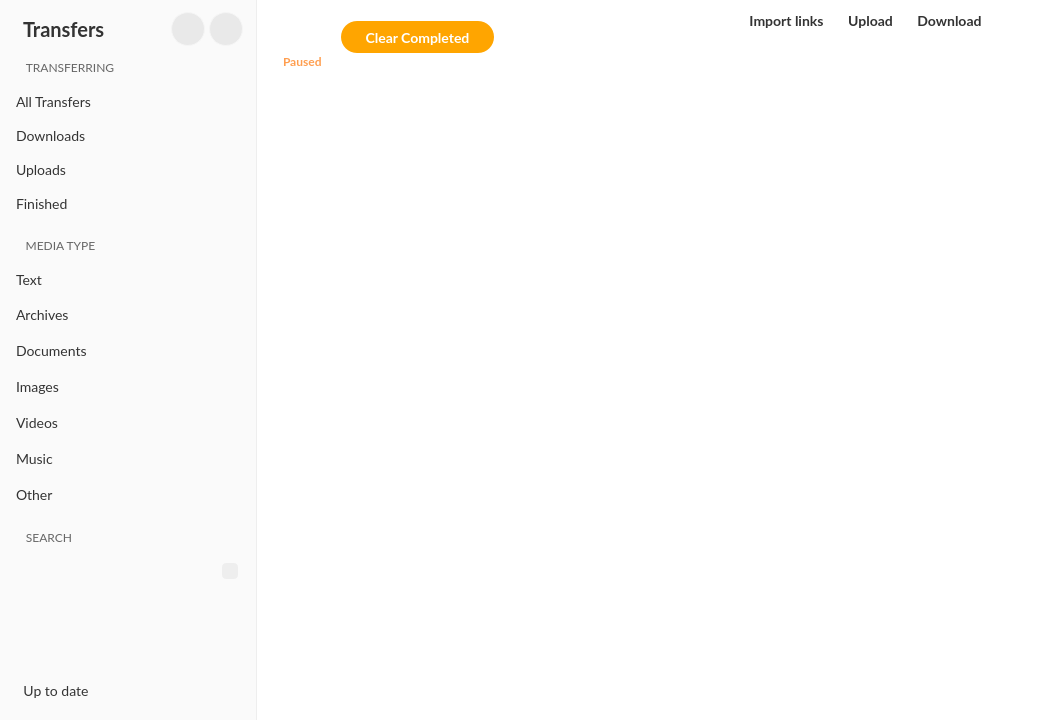
Before: the Qt Designer form src/MEGASync/gui/macx/TransferManager.ui in meganz/MEGAsync, drawn with Qt 5.
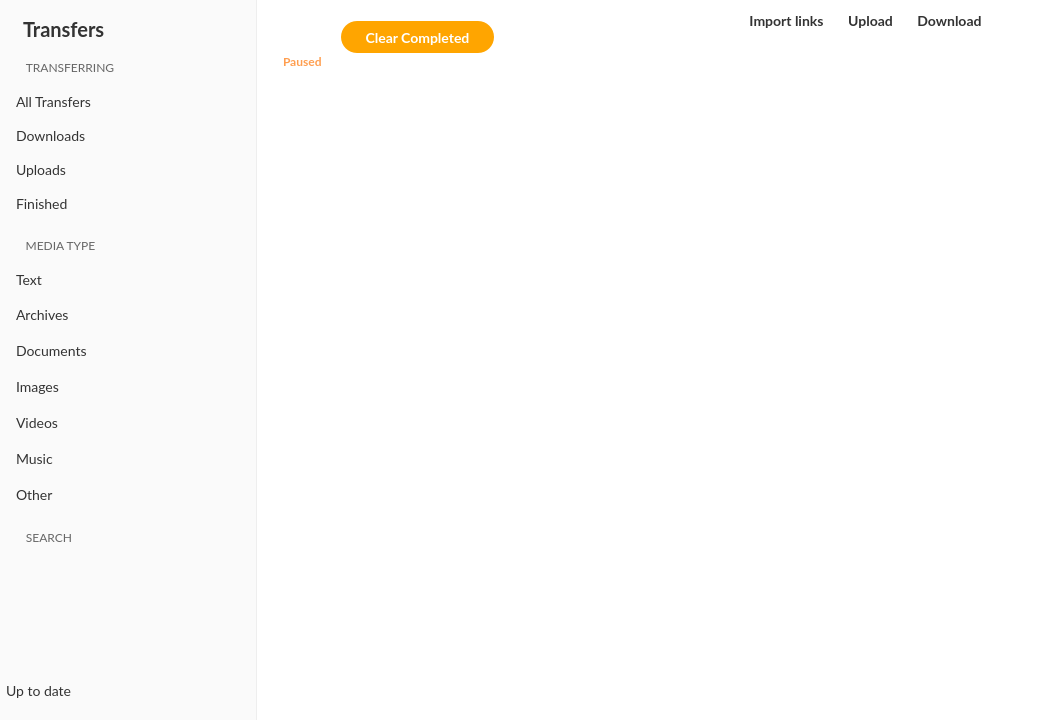
After: the same form once the commit is applied. The open tabs and pages were chosen to show the change. Icons and pictures are not drawn. Custom widgets are drawn as their Qt base class.

Commit message: Transfer Manager: include and use new assets, cleanup temp ones

What changed in the file:
```diff
--- a/src/MEGASync/gui/macx/TransferManager.ui
+++ b/src/MEGASync/gui/macx/TransferManager.ui
@@ -164,47 +164,41 @@
 
 #tSearchCancel
 {
-    width: 18px;
-    height: 18px;
-    min-width: 18px;
-    min-height: 18px;
-    max-height: 18px;
-    max-width: 18px;
-    border-radius: 9px;
-    background-color: #666666;
-    qProperty-iconSize: 16px;
-	border: none;
-	padding: 0px;
-	margin: 0px;
+    width: 24px;
+    height: 24px;
+    min-width: 24px;
+    min-height: 24px;
+    max-height: 24px;
+    max-width: 24px;
+    qProperty-iconSize: 24px;
+    border: none;
+    padding: 0px;
+    margin: 0px;
 }
 
 #tClearSearchResult
 {
-    width: 16px;
-    height: 16px;
-    min-width: 16px;
-    min-height: 16px;
-    max-width: 16px;
-    max-height: 16px;
-    background-color: #EEEEEE;
-    qProperty-iconSize: 16px;
-    border-radius: 4px;
+    width: 24px;
+    height: 24px;
+    min-width: 24px;
+    min-height: 24px;
+    max-width: 24px;
+    max-height: 24px;
+    qProperty-iconSize: 24px;
 }
 
 #pTransfers QToolButton
 {
-    height: 32px;
-    width: 32px;
-    min-height: 32px;
-    min-width: 32px;
-    max-height: 32px;
-    max-width: 32px;
-    qProperty-iconSize: 18px;
-    border: 1px solid #F5F5F5;
-    background-color: #E9E9E9;
-    border-radius: 17px;
-	padding: 0px;
-	margin: 0px;
+    height: 36px;
+    width: 36px;
+    min-height: 36px;
+    min-width: 36px;
+    max-height: 36px;
+    max-width: 36px;
+    qProperty-iconSize: 36px;
+    padding: 0px;
+    margin: 0px;
+    border: none;
 }
 
 #sStatus
@@ -217,14 +211,13 @@
 #bUpToDate
 {
     height: 36px;
-    width: 100px;
     min-height: 36px;
     max-height: 36px;
-    min-width: 100px;
-    max-width: 100px;
     border: none;
     color: #333333;
     font-size: 14px;
+    qProperty-iconSize: 36px;
+    text-align: left;
 }
 
 #pSpeedAndClear QPushButton
@@ -240,7 +233,7 @@
     color: #333333;
     font-size: 10px;
     font-weight: bold;
-    qProperty-iconSize: 12px;
+    qProperty-iconSize: 24px;
     padding-left: 2px;
     padding-right: 2px;
     margin-left: 6px;
@@ -249,12 +242,14 @@
 
 #bClearAll
 {
-    height: 24px;
-    width: 24px;
-    background-color: #F88183;
-    border-radius: 13px;
+    min-height: 36px;
+    min-width: 36px;
+    max-height: 36px;
+    max-width: 36px;
+    height: 36px;
+    width: 36px;
     margin-left: 12px;
-    qProperty-iconSize: 24px;
+    qProperty-iconSize: 36px;
 }
 
 #wRightPaneHeader QPushButton, QToolButton
@@ -276,7 +271,7 @@
 
 #sTransfers QToolButton
 {
-  qProperty-iconSize: 156px;
+  qProperty-iconSize: 240px;
 }
 
 #tClearCompleted
@@ -1460,10 +1455,16 @@
            <rect>
             <x>0</x>
             <y>0</y>
-            <width>100</width>
+            <width>231</width>
             <height>36</height>
            </rect>
           </property>
+          <property name="sizePolicy">
+           <sizepolicy hsizetype="Expanding" vsizetype="Fixed">
+            <horstretch>0</horstretch>
+            <verstretch>0</verstretch>
+           </sizepolicy>
+          </property>
           <property name="text">
            <string>Up to date</string>
           </property>
```
Left out of the diff: 49 changed lines with no effect on the pictures. The commit also changes 165 other files.
